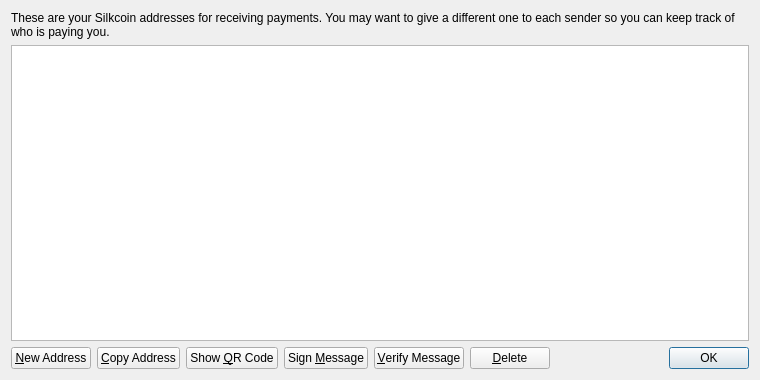
Above: src/qt/forms/addressbookpage.ui from duality-solutions/Sequence before the change. Below: the same form after it.
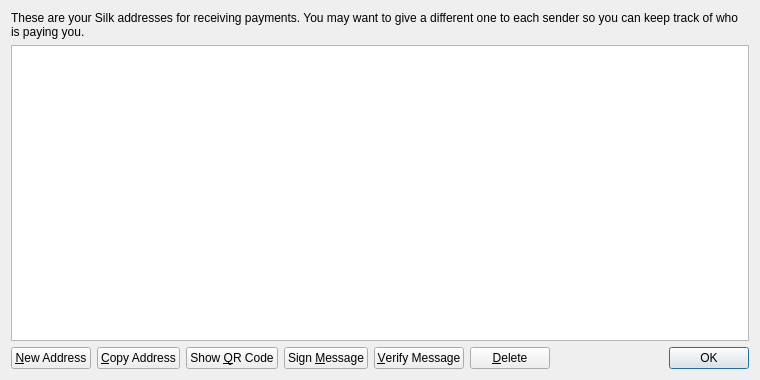
That is the form after the change.

Diff of the .ui file:
```diff
--- a/src/qt/forms/addressbookpage.ui
+++ b/src/qt/forms/addressbookpage.ui
@@ -17,7 +17,7 @@
    <item>
     <widget class="QLabel" name="labelExplanation">
      <property name="text">
-      <string>These are your Silkcoin addresses for receiving payments. You may want to give a different one to each sender so you can keep track of who is paying you.</string>
+      <string>These are your Silk addresses for receiving payments. You may want to give a different one to each sender so you can keep track of who is paying you.</string>
      </property>
      <property name="textFormat">
       <enum>Qt::PlainText</enum>
```
Left out of the diff: 4 changed lines with no effect on the pictures.
